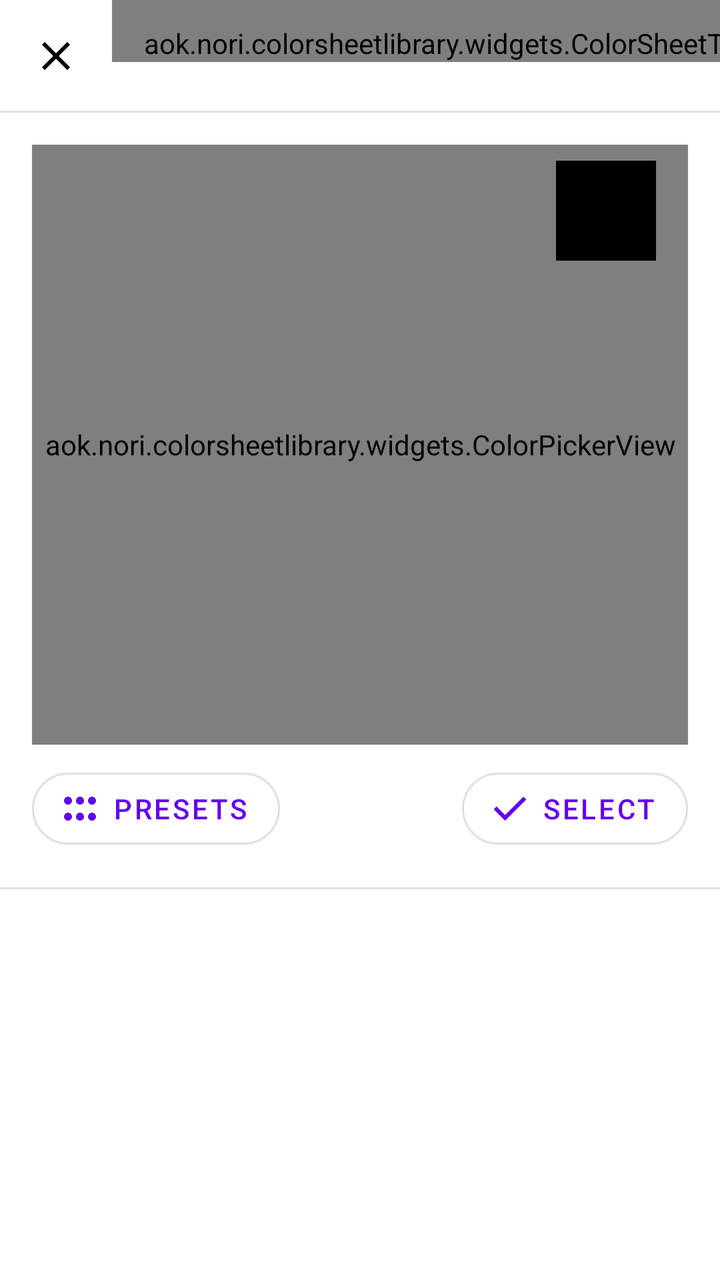
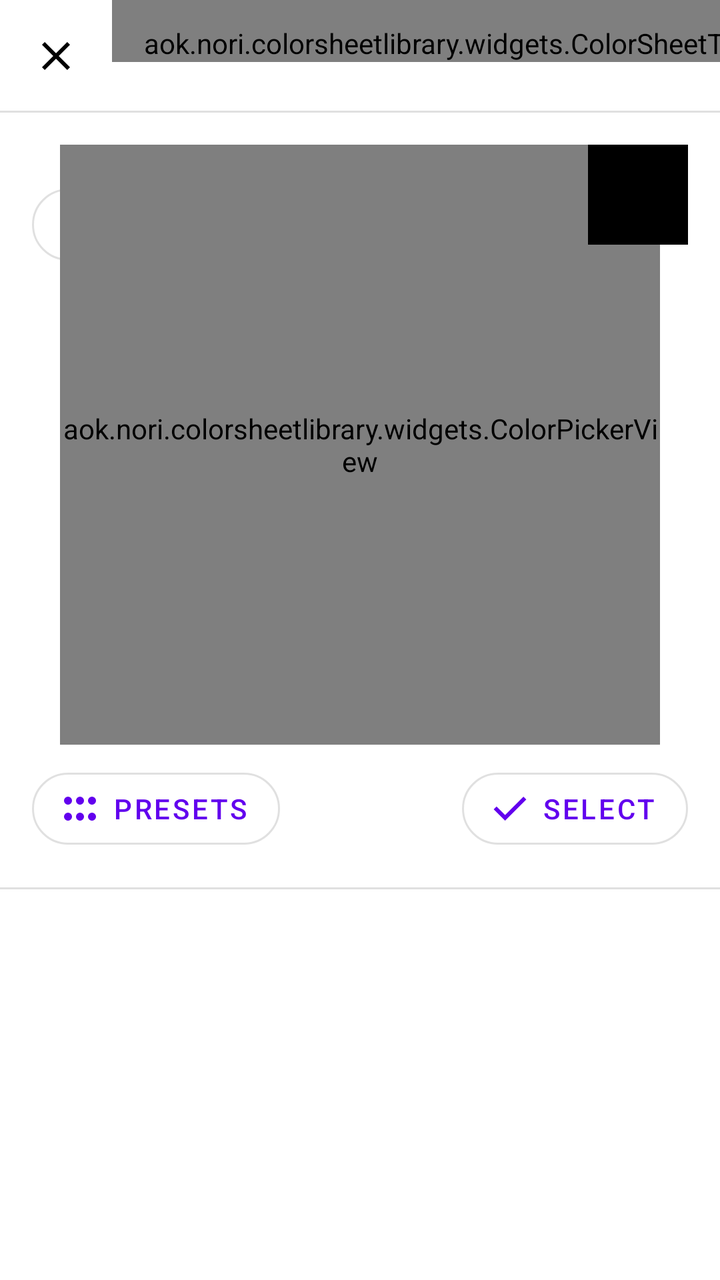

An Android layout rendered at two revisions. The XML below is the earlier revision; the diff shows what the commit changed to produce the second picture.
<!-- AndroidManifest.xml: another module's application theme Theme.ColorSheet -->
<!-- res/layout/color_sheet.xml -->
<?xml version="1.0" encoding="utf-8"?>
<LinearLayout xmlns:android="http://schemas.android.com/apk/res/android"
    xmlns:app="http://schemas.android.com/apk/res-auto"
    xmlns:tools="http://schemas.android.com/tools"
    android:layout_width="match_parent"
    android:layout_height="wrap_content"
    android:layout_gravity="bottom"
    android:fitsSystemWindows="true"
    android:orientation="vertical">

    <androidx.constraintlayout.widget.ConstraintLayout
        android:layout_width="match_parent"
        android:layout_height="56dp"
        android:clipChildren="true"
        android:clipToPadding="true"
        android:orientation="horizontal">

        <ImageView
            android:id="@+id/colorSheetClose"
            android:layout_width="wrap_content"
            android:layout_height="wrap_content"
            android:background="?selectableItemBackgroundBorderless"
            android:clickable="true"
            android:focusable="true"
            android:padding="16dp"
            android:src="@drawable/ic_close"
            app:layout_constraintBottom_toBottomOf="parent"
            app:layout_constraintStart_toStartOf="parent"
            app:layout_constraintTop_toTopOf="parent"
            tools:ignore="ContentDescription" />

        <aok.nori.colorsheetlibrary.widgets.ColorSheetTitle
            android:id="@+id/sheetTitle"
            android:layout_width="wrap_content"
            android:layout_height="wrap_content"
            android:layout_marginBottom="8dp"
            android:paddingStart="16dp"
            android:paddingTop="12dp"
            android:paddingEnd="16dp"
            android:text="@string/choose_a_color"
            android:textAlignment="center"
            android:textAppearance="@style/TextAppearance.MaterialComponents.Headline6"
            app:layout_constraintBottom_toBottomOf="parent"
            app:layout_constraintStart_toEndOf="@id/colorSheetClose"
            app:layout_constraintTop_toTopOf="parent"
            app:layout_constraintVertical_bias="0" />
    </androidx.constraintlayout.widget.ConstraintLayout>

    <View
        android:layout_width="match_parent"
        android:layout_height="1dp"
        android:layout_marginTop="-1dp"
        android:background="@color/dividerColor" />

    <androidx.core.widget.NestedScrollView
        android:layout_width="match_parent"
        android:layout_height="wrap_content"
        android:fillViewport="true">

        <FrameLayout
            android:layout_width="match_parent"
            android:layout_height="wrap_content">

            <LinearLayout
                android:id="@+id/presetsLayout"
                android:layout_width="match_parent"
                android:layout_height="wrap_content"
                android:orientation="vertical">

                <androidx.recyclerview.widget.RecyclerView
                    android:id="@+id/colorSheetList"
                    android:layout_width="match_parent"
                    android:layout_height="wrap_content"
                    android:clipChildren="false"
                    android:clipToPadding="false"
                    android:nestedScrollingEnabled="false"
                    android:padding="12dp"
                    app:layoutManager="androidx.recyclerview.widget.GridLayoutManager"
                    app:spanCount="6"
                    tools:listitem="@layout/color_item" />

                <androidx.constraintlayout.widget.ConstraintLayout
                    android:layout_width="match_parent"
                    android:layout_height="wrap_content"
                    android:paddingStart="16dp"
                    android:paddingTop="8dp"
                    android:paddingEnd="16dp"
                    android:paddingBottom="16dp">

                    <com.google.android.material.button.MaterialButton
                        android:id="@+id/colorSheetCustom"
                        style="@style/Widget.MaterialComponents.Button.OutlinedButton.Icon"
                        android:layout_width="wrap_content"
                        android:layout_height="wrap_content"
                        android:text="@string/button_label_custom"
                        app:cornerRadius="20dp"
                        app:icon="@drawable/ic_custom"
                        app:layout_constraintBottom_toBottomOf="parent"
                        app:layout_constraintStart_toStartOf="parent"
                        app:layout_constraintTop_toTopOf="parent" />
                </androidx.constraintlayout.widget.ConstraintLayout>
            </LinearLayout>

            <androidx.constraintlayout.widget.ConstraintLayout
                android:id="@+id/customLayout"
                android:layout_width="match_parent"
                android:layout_height="wrap_content">

                <aok.nori.colorsheetlibrary.widgets.ColorPickerView
                    android:id="@+id/colorPickerView"
                    android:layout_width="0dp"
                    android:layout_height="300dp"
                    android:layout_marginStart="16dp"
                    android:layout_marginTop="16dp"
                    android:layout_marginEnd="16dp"
                    app:layout_constraintEnd_toEndOf="parent"
                    app:layout_constraintStart_toStartOf="parent"
                    app:layout_constraintTop_toTopOf="parent" />

                <View
                    android:id="@+id/customColorPreview"
                    android:layout_width="50dp"
                    android:layout_height="50dp"
                    android:layout_marginTop="8dp"
                    android:layout_marginEnd="16dp"
                    android:background="@android:color/black"
                    app:layout_constraintEnd_toEndOf="@id/colorPickerView"
                    app:layout_constraintTop_toTopOf="@id/colorPickerView" />

                <com.google.android.material.button.MaterialButton
                    android:id="@+id/colorSheetPresets"
                    style="@style/Widget.MaterialComponents.Button.OutlinedButton.Icon"
                    android:layout_width="wrap_content"
                    android:layout_height="wrap_content"
                    android:layout_marginStart="16dp"
                    android:layout_marginTop="8dp"
                    android:layout_marginBottom="16dp"
                    android:text="@string/button_label_presets"
                    app:cornerRadius="20dp"
                    app:icon="@drawable/ic_presets"
                    app:layout_constraintBottom_toBottomOf="parent"
                    app:layout_constraintStart_toStartOf="parent"
                    app:layout_constraintTop_toBottomOf="@id/colorPickerView" />

                <com.google.android.material.button.MaterialButton
                    android:id="@+id/colorSheetSelect"
                    style="@style/Widget.MaterialComponents.Button.OutlinedButton.Icon"
                    android:layout_width="wrap_content"
                    android:layout_height="wrap_content"
                    android:layout_marginTop="8dp"
                    android:layout_marginEnd="16dp"
                    android:layout_marginBottom="16dp"
                    android:text="@string/button_label_select"
                    app:cornerRadius="20dp"
                    app:icon="@drawable/ic_select"
                    app:layout_constraintBottom_toBottomOf="parent"
                    app:layout_constraintEnd_toEndOf="parent"
                    app:layout_constraintTop_toBottomOf="@id/colorPickerView" />

            </androidx.constraintlayout.widget.ConstraintLayout>
        </FrameLayout>
    </androidx.core.widget.NestedScrollView>

    <View
        android:layout_width="match_parent"
        android:layout_height="1dp"
        android:layout_marginTop="-1dp"
        android:background="@color/dividerColor" />
</LinearLayout>
<!-- res/layout/color_item.xml (included above) -->
<?xml version="1.0" encoding="utf-8"?>
<androidx.constraintlayout.widget.ConstraintLayout xmlns:android="http://schemas.android.com/apk/res/android"
    xmlns:app="http://schemas.android.com/apk/res-auto"
    xmlns:tools="http://schemas.android.com/tools"
    android:id="@+id/colorItemLayout"
    android:layout_width="match_parent"
    android:layout_height="wrap_content"
    android:background="?selectableItemBackground"
    android:clickable="true"
    android:focusable="true">

    <androidx.constraintlayout.widget.ConstraintLayout
        android:id="@+id/constraintLayout"
        android:layout_width="0dp"
        android:layout_height="0dp"
        android:paddingStart="8dp"
        android:paddingTop="12dp"
        android:paddingEnd="8dp"
        android:paddingBottom="12dp"
        android:clipChildren="false"
        android:clipToPadding="false"
        app:layout_constraintBottom_toBottomOf="parent"
        app:layout_constraintDimensionRatio="1:1"
        app:layout_constraintEnd_toEndOf="parent"
        app:layout_constraintStart_toStartOf="parent"
        app:layout_constraintTop_toTopOf="parent">

        <ImageView
            android:id="@+id/colorSelectedCircle"
            android:layout_width="40dp"
            android:layout_height="40dp"
            android:src="@drawable/ic_circle"
            app:layout_constraintBottom_toBottomOf="parent"
            app:layout_constraintEnd_toEndOf="parent"
            app:layout_constraintStart_toStartOf="parent"
            app:layout_constraintTop_toTopOf="parent"
            tools:ignore="ContentDescription" />

        <ImageView
            android:id="@+id/colorSelected"
            android:layout_width="24dp"
            android:layout_height="24dp"
            android:src="@drawable/ic_check"
            android:visibility="visible"
            app:layout_constraintBottom_toBottomOf="@id/colorSelectedCircle"
            app:layout_constraintEnd_toEndOf="@+id/colorSelectedCircle"
            app:layout_constraintStart_toStartOf="@id/colorSelectedCircle"
            app:layout_constraintTop_toTopOf="@+id/colorSelectedCircle"
            tools:ignore="ContentDescription" />
    </androidx.constraintlayout.widget.ConstraintLayout>

</androidx.constraintlayout.widget.ConstraintLayout>
<!-- resources referenced by this layout -->
<resources>
  <color name="dividerColor">#1F000000</color>
  <!-- drawable ic_check (drawable) -->
  <vector xmlns:android="http://schemas.android.com/apk/res/android"
      android:width="24dp"
      android:height="24dp"
      android:viewportWidth="24.0"
      android:viewportHeight="24.0">
      <path
          android:fillColor="?attr/colorOnSurface"
          android:pathData="M9,16.17L4.83,12l-1.42,1.41L9,19 21,7l-1.41,-1.41z" />
  </vector>
  <!-- drawable ic_circle (drawable) -->
  <?xml version="1.0" encoding="utf-8"?>
  <shape xmlns:android="http://schemas.android.com/apk/res/android"
      android:shape="oval">
  
      <solid android:color="#666666" />
  
      <size
          android:width="40dp"
          android:height="40dp" />
  </shape>
  <!-- drawable ic_close (drawable) -->
  <vector xmlns:android="http://schemas.android.com/apk/res/android"
      android:width="24dp"
      android:height="24dp"
      android:viewportWidth="24.0"
      android:viewportHeight="24.0">
      <path
          android:fillColor="?attr/colorOnSurface"
          android:pathData="M19,6.41L17.59,5 12,10.59 6.41,5 5,6.41 10.59,12 5,17.59 6.41,19 12,13.41 17.59,19 19,17.59 13.41,12z" />
  </vector>
  <!-- drawable ic_presets (drawable) -->
  <vector xmlns:android="http://schemas.android.com/apk/res/android"
      android:width="24dp"
      android:height="24dp"
      android:viewportWidth="960"
      android:viewportHeight="960"
      android:tint="?attr/colorControlNormal">
  
    <path
        android:fillColor="@android:color/white"
        android:pathData="M240,400Q207,400 183.5,376.5Q160,353 160,320Q160,287 183.5,263.5Q207,240 240,240Q273,240 296.5,263.5Q320,287 320,320Q320,353 296.5,376.5Q273,400 240,400ZM480,400Q447,400 423.5,376.5Q400,353 400,320Q400,287 423.5,263.5Q447,240 480,240Q513,240 536.5,263.5Q560,287 560,320Q560,353 536.5,376.5Q513,400 480,400ZM720,400Q687,400 663.5,376.5Q640,353 640,320Q640,287 663.5,263.5Q687,240 720,240Q753,240 776.5,263.5Q800,287 800,320Q800,353 776.5,376.5Q753,400 720,400ZM240,720Q207,720 183.5,696.5Q160,673 160,640Q160,607 183.5,583.5Q207,560 240,560Q273,560 296.5,583.5Q320,607 320,640Q320,673 296.5,696.5Q273,720 240,720ZM480,720Q447,720 423.5,696.5Q400,673 400,640Q400,607 423.5,583.5Q447,560 480,560Q513,560 536.5,583.5Q560,607 560,640Q560,673 536.5,696.5Q513,720 480,720ZM720,720Q687,720 663.5,696.5Q640,673 640,640Q640,607 663.5,583.5Q687,560 720,560Q753,560 776.5,583.5Q800,607 800,640Q800,673 776.5,696.5Q753,720 720,720Z" />
  </vector>
  <!-- drawable ic_select (drawable) -->
  <vector xmlns:android="http://schemas.android.com/apk/res/android" android:height="24dp" android:tint="#000000" android:viewportHeight="960" android:viewportWidth="960" android:width="24dp">
        
      <path android:fillColor="@android:color/white" android:pathData="M382,720L154,492L211,435L382,606L749,239L806,296L382,720Z"/>
      
  </vector>
  <string name="button_label_custom">CUSTOM</string>
  <string name="button_label_presets">PRESETS</string>
  <string name="button_label_select">SELECT</string>
  <string name="choose_a_color">Choose a color</string>
  <style name="Theme.ColorSheet" parent="Theme.MaterialComponents.Light.NoActionBar" />
  <!-- unchanged entries left out for length: 1 -->
</resources>

<!-- the commit's change to res/layout/color_sheet.xml (unified diff, before → after) -->
@@ -113,6 +113,7 @@
                     android:layout_marginStart="16dp"
                     android:layout_marginTop="16dp"
                     android:layout_marginEnd="16dp"
+                    app:layout_constraintDimensionRatio="1:1"
                     app:layout_constraintEnd_toEndOf="parent"
                     app:layout_constraintStart_toStartOf="parent"
                     app:layout_constraintTop_toTopOf="parent" />
@@ -122,9 +123,10 @@
                     android:layout_width="50dp"
                     android:layout_height="50dp"
                     android:layout_marginTop="8dp"
-                    android:layout_marginEnd="16dp"
                     android:background="@android:color/black"
-                    app:layout_constraintEnd_toEndOf="@id/colorPickerView"
+                    android:translationX="-36dp"
+                    android:translationY="-8dp"
+                    app:layout_constraintStart_toEndOf="@+id/colorPickerView"
                     app:layout_constraintTop_toTopOf="@id/colorPickerView" />
 
                 <com.google.android.material.button.MaterialButton
